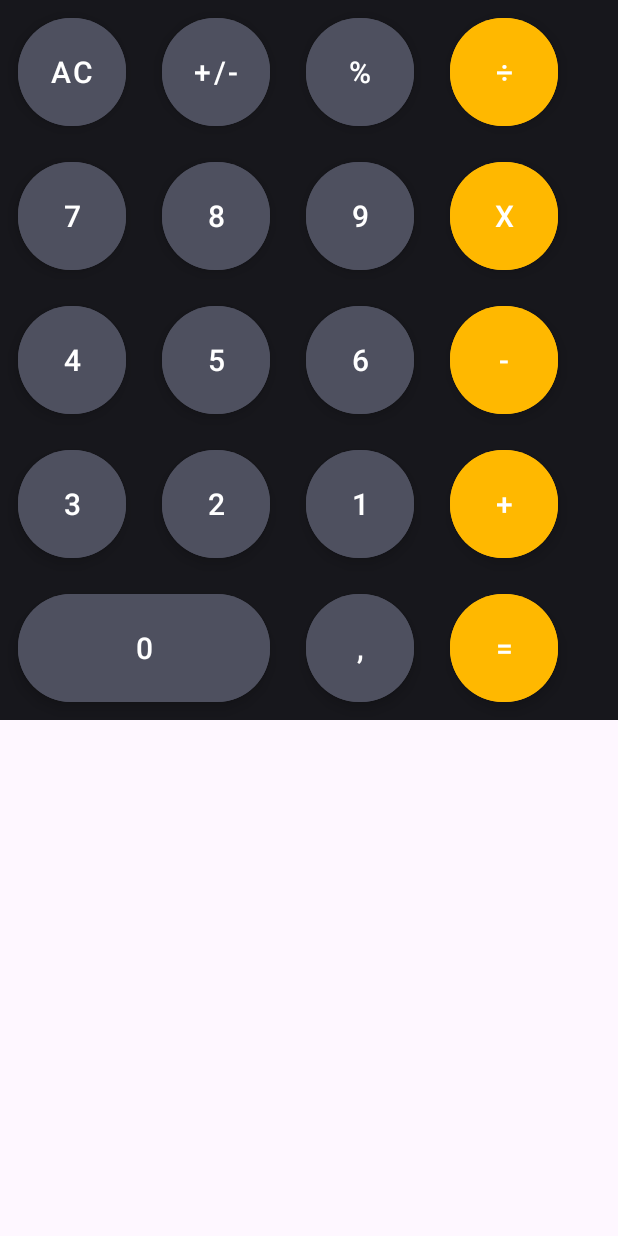
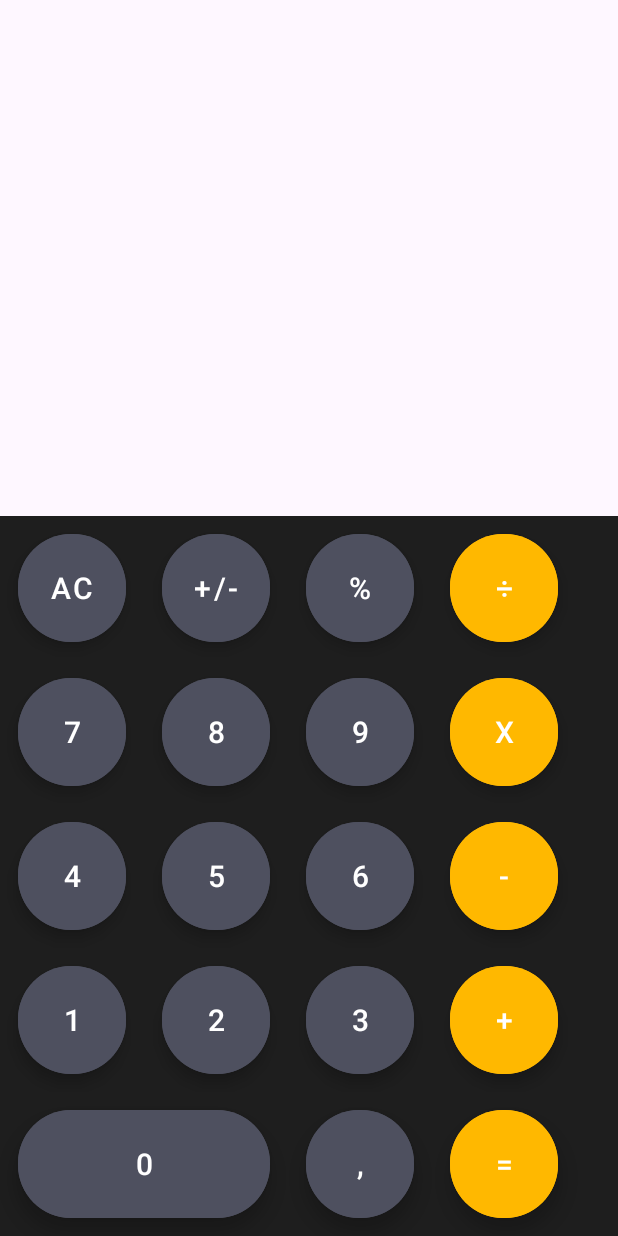
Before and after one commit to ezequielIB/MagikCalculatorApp, an Android app: the screen it shows after launch (MainActivity), on a phone screen of 412 x 824 dp. Run offline under Robolectric (Android 15) with nearby library versions, the light colour scheme and no system bars.

Commit message:
Soluciono error de problema de botones, el 1 era el 3 y el 3 era el 1|| Tambien pongo en la parte inferior los bbotones

```diff
--- a/app/src/main/res/layout/activity_main.xml
+++ b/app/src/main/res/layout/activity_main.xml
@@ -4,7 +4,6 @@
     xmlns:tools="http://schemas.android.com/tools"
     android:layout_width="match_parent"
     android:layout_height="match_parent"
-
     tools:context=".MainActivity">
 
     <LinearLayout
@@ -12,7 +11,8 @@
         android:layout_width="match_parent"
         android:layout_height="wrap_content"
         android:orientation="vertical"
-        android:background="#17171C"
+        android:layout_alignParentBottom="true"
+        android:background="#1E1E1E"
         >
 
 
@@ -72,7 +72,6 @@
 
 
         </LinearLayout>
-
         <LinearLayout
             android:layout_width="match_parent"
             android:layout_height="wrap_content"
@@ -192,13 +191,13 @@
             android:orientation="horizontal">
 
             <com.google.android.material.button.MaterialButton
-                android:id="@+id/button_3"
+                android:id="@+id/button_1"
                 style="@style/Widget.MaterialComponents.ExtendedFloatingActionButton"
                 android:layout_width="72dp"
                 android:layout_height="72dp"
                 android:layout_margin="12dp"
                 android:backgroundTint="#4E505F"
-                android:text="3"
+                android:text="1"
                 android:textColor="@color/white"
                 android:textSize="20dp"
                 app:cornerRadius="35dp" />
@@ -216,13 +215,13 @@
                 app:cornerRadius="35dp" />
 
             <com.google.android.material.button.MaterialButton
-                android:id="@+id/button_1"
+                android:id="@+id/button_3"
                 style="@style/Widget.MaterialComponents.ExtendedFloatingActionButton"
                 android:layout_width="72dp"
                 android:layout_height="72dp"
                 android:layout_margin="12dp"
                 android:backgroundTint="#4E505F"
-                android:text="1"
+                android:text="3"
                 android:textColor="@color/white"
                 android:textSize="20dp"
                 app:cornerRadius="35dp" />
```
